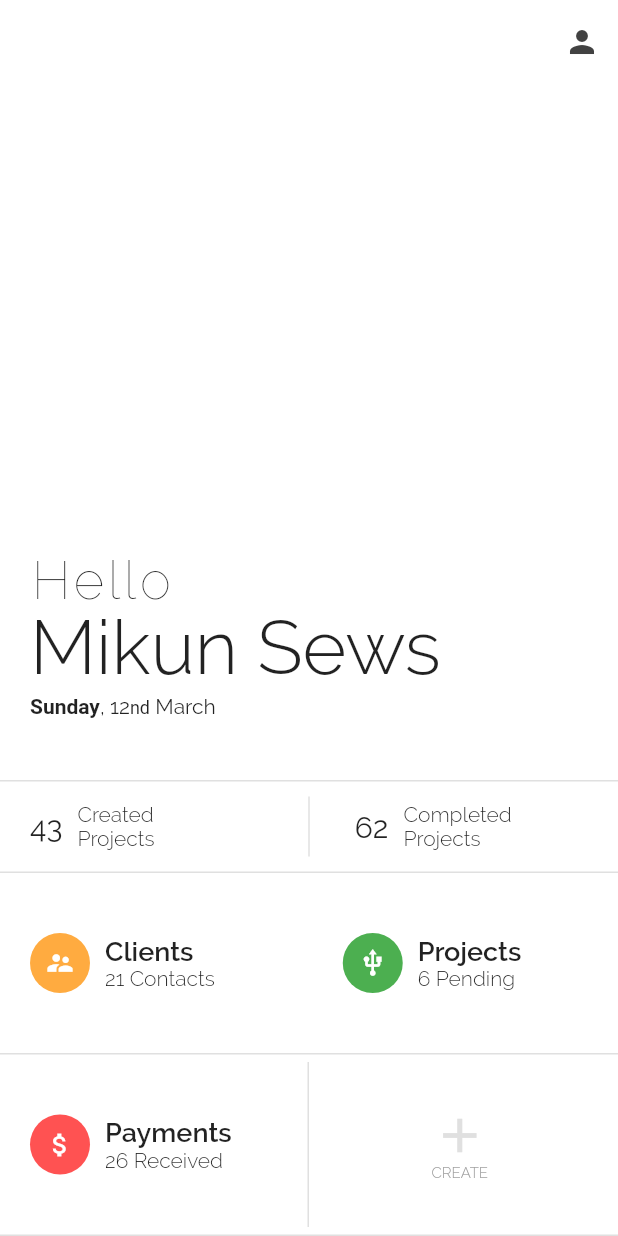
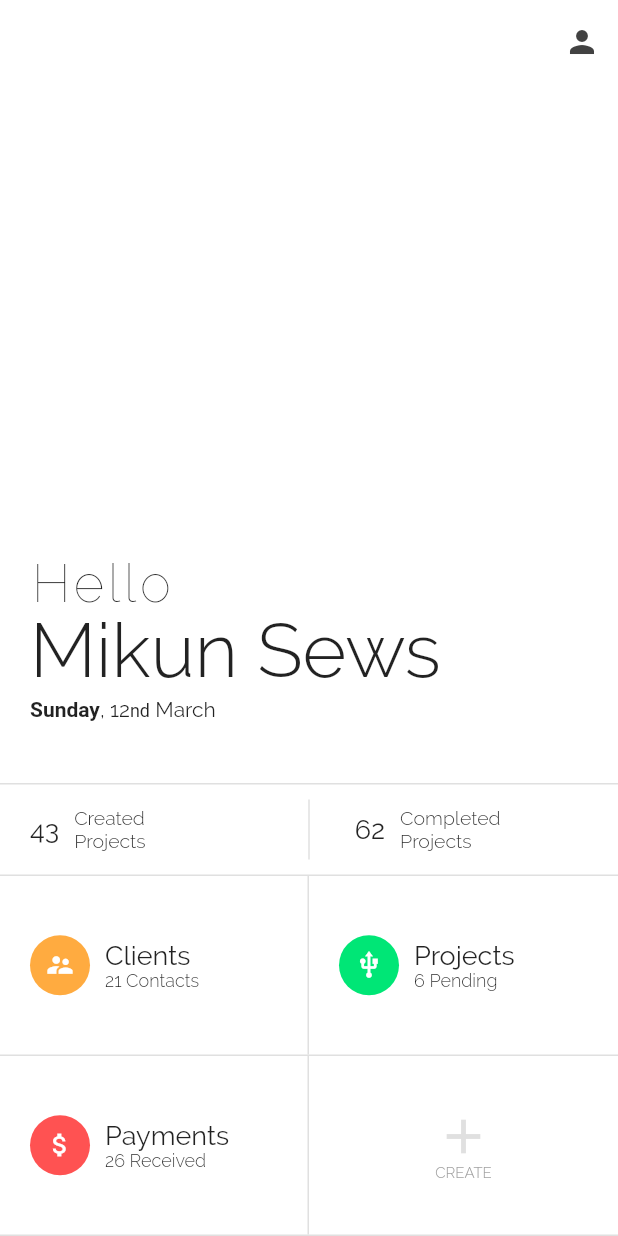
Before and after one commit to jogboms/tailor_made, a Flutter app: the screen it shows after launch, on a phone screen of 412 x 824 dp. Run offline on Flutter 3.47's test engine with Material 2 defaults, Android fonts, the phone set to English and light mode, and no system bars.

Commit message:
refactor: minor UI changes + abstractions

```diff
--- a/lib/pages/homepage/ui/bottom_row.dart
+++ b/lib/pages/homepage/ui/bottom_row.dart
@@ -4,44 +4,36 @@ import 'package:tailor_made/pages/homepage/ui/helpers.dart';
 class BottomRowWidget extends StatelessWidget {
   @override
   Widget build(BuildContext context) {
+    void onTapCreate() {}
+    void onTapPayments() {}
+
     return new Container(
+      height: 120.0,
       decoration: new BoxDecoration(
-        border: new Border(
-          bottom: borderSide,
-        ),
+        border: new Border(bottom: borderSide),
       ),
       child: new Row(
-        mainAxisAlignment: MainAxisAlignment.spaceAround,
         children: <Widget>[
           new Expanded(
             child: new Container(
-              // margin: EdgeInsets.only(top: 5.0),
-              padding: EdgeInsets.fromLTRB(20.0, 35.0, 25.0, 35.0),
-              // width: 200.0,
-              // height: 100.0,
               decoration: new BoxDecoration(
                 border: new Border(
-                  // bottom: borderSide,
                   right: borderSide,
                 ),
               ),
-              child: new Row(
-                children: <Widget>[
-                  circleIcon(icon: Icons.attach_money, color: Colors.redAccent),
-                  textTile(title: "Payments", subTitle: "26 Received"),
-                ],
+              child: gridTile(
+                color: Colors.redAccent,
+                icon: Icons.attach_money,
+                title: "Payments",
+                subTitle: "26 Received",
+                onPressed: onTapPayments,
               ),
             ),
           ),
           new Expanded(
-            child: new Container(
-              // margin: EdgeInsets.only(top: 5.0),
-              padding: EdgeInsets.fromLTRB(20.0, 35.0, 25.0, 35.0),
-              // width: 200.0,
-              // height: 100.0,
-              child: new Center(
-                child: new Padding(
+            child: new FlatButton(
               child: new Column(
+                mainAxisAlignment: MainAxisAlignment.center,
                 children: <Widget>[
                   new Icon(
                     Icons.add,
@@ -58,9 +50,7 @@ class BottomRowWidget extends StatelessWidget {
                   )
                 ],
               ),
-                  padding: EdgeInsets.all(0.0),
-                ),
-              ),
+              onPressed: onTapCreate,
             ),
           ),
         ],
--- a/lib/pages/homepage/ui/helpers.dart
+++ b/lib/pages/homepage/ui/helpers.dart
@@ -6,6 +6,20 @@ BorderSide borderSide = new BorderSide(
   style: BorderStyle.solid,
   width: 1.0,
 );
+
+Widget gridTile({IconData icon, Color color, String title, String subTitle, VoidCallback onPressed}) {
+  return FlatButton(
+    padding: EdgeInsets.only(left: 20.0),
+    splashColor: color.withOpacity(.25),
+    child: new Row(
+      children: <Widget>[
+        circleIcon(icon: icon, color: color),
+        textTile(title: title, subTitle: subTitle),
+      ],
+    ),
+    onPressed: onPressed,
+  );
+}
 
 Widget circleIcon({IconData icon, Color color: TMColors.accent}) {
   return new Align(
@@ -19,7 +33,7 @@ Widget circleIcon({IconData icon, Color color: TMColors.accent}) {
           color: Colors.white,
         ),
       ),
-      // padding: EdgeInsets.only(left: 10.0, right: 10.0),
+      // padding: EdgeInsets.only(left: 2.5, right: 10.0),
       padding: EdgeInsets.only(right: 10.0),
     ),
     alignment: Alignment.center,
@@ -33,11 +47,11 @@ Widget textTile({String title, String subTitle}) {
     children: <Widget>[
       new Text(
         title,
-        style: new TextStyle(fontSize: 18.0, fontWeight: FontWeight.w600),
+        style: new TextStyle(fontSize: 18.0),
       ),
       new Text(
         subTitle,
-        style: new TextStyle(fontSize: 14.0, fontWeight: FontWeight.w300),
+        style: new TextStyle(fontSize: 12.0, fontWeight: FontWeight.w300),
       ),
     ],
   );
--- a/lib/pages/homepage/ui/stats.dart
+++ b/lib/pages/homepage/ui/stats.dart
@@ -3,6 +3,30 @@ import 'package:flutter/material.dart';
 class StatsWidget extends StatelessWidget {
   @override
   Widget build(BuildContext context) {
+    Widget statsTile({int count, String title, String subTitle}) {
+      return new Row(
+        children: <Widget>[
+          new Padding(
+            child: new Text(count.toString(), style: new TextStyle(fontSize: 18.0)),
+            padding: EdgeInsets.only(right: 10.0),
+          ),
+          new Column(
+            crossAxisAlignment: CrossAxisAlignment.start,
+            children: <Widget>[
+              new Text(
+                title,
+                style: new TextStyle(fontSize: 13.0, fontWeight: FontWeight.w300),
+              ),
+              new Text(
+                subTitle,
+                style: new TextStyle(fontSize: 13.0, fontWeight: FontWeight.w300),
+              ),
+            ],
+          )
+        ],
+      );
+    }
+
     return new Container(
       padding: EdgeInsets.symmetric(horizontal: 20.0, vertical: 10.0),
       decoration: new BoxDecoration(
@@ -15,33 +39,9 @@ class StatsWidget extends StatelessWidget {
         ),
       ),
       child: Row(
-        mainAxisAlignment: MainAxisAlignment.spaceBetween,
         children: <Widget>[
           Expanded(
-            child: new Row(
-              children: <Widget>[
-                new Align(
-                  child: new Padding(
-                    child: new Text("43", style: new TextStyle(fontSize: 20.0)),
-                    padding: EdgeInsets.only(right: 10.0),
-                  ),
-                  alignment: Alignment.center,
-                ),
-                new Column(
-                  crossAxisAlignment: CrossAxisAlignment.start,
-                  children: <Widget>[
-                    new Text(
-                      "Created",
-                      style: new TextStyle(fontSize: 14.0, fontWeight: FontWeight.w300),
-                    ),
-                    new Text(
-                      "Projects",
-                      style: new TextStyle(fontSize: 14.0, fontWeight: FontWeight.w300),
-                    ),
-                  ],
-                )
-              ],
-            ),
+            child: statsTile(count: 43, title: "Created", subTitle: "Projects"),
           ),
           Container(
             color: Colors.grey.shade300,
@@ -50,30 +50,7 @@ class StatsWidget extends StatelessWidget {
             margin: EdgeInsets.only(left: 30.0, right: 30.0),
           ),
           Expanded(
-            child: Row(
-              children: <Widget>[
-                new Align(
-                  child: new Padding(
-                    child: new Text("62", style: new TextStyle(fontSize: 20.0)),
-                    padding: EdgeInsets.only(right: 10.0),
-                  ),
-                  alignment: Alignment.centerRight,
-                ),
-                new Column(
-                  crossAxisAlignment: CrossAxisAlignment.start,
-                  children: <Widget>[
-                    new Text(
-                      "Completed",
-                      style: new TextStyle(fontSize: 14.0, fontWeight: FontWeight.w300),
-                    ),
-                    new Text(
-                      "Projects",
-                      style: new TextStyle(fontSize: 14.0, fontWeight: FontWeight.w300),
-                    ),
-                  ],
-                )
-              ],
-            ),
+            child: statsTile(count: 62, title: "Completed", subTitle: "Projects"),
           ),
         ],
       ),
--- a/lib/pages/homepage/ui/top_row.dart
+++ b/lib/pages/homepage/ui/top_row.dart
@@ -5,52 +5,44 @@ import 'package:tailor_made/pages/contacts/contacts.dart';
 class TopRowWidget extends StatelessWidget {
   @override
   Widget build(BuildContext context) {
+    void onTapProjects() {}
+    void onTapContacts() {
+      Navigator.push(
+        context,
+        MaterialPageRoute(builder: (BuildContext context) => ContactsPage()),
+      );
+    }
+
     return new Container(
+      height: 120.0,
       decoration: new BoxDecoration(
-        border: new Border(
-          bottom: borderSide,
-        ),
+        border: new Border(bottom: borderSide),
       ),
       child: Row(
         mainAxisAlignment: MainAxisAlignment.spaceAround,
         children: <Widget>[
           Expanded(
-            child: GestureDetector(
-              onTap: () {
-                Navigator.push(
-                  context,
-                  MaterialPageRoute(builder: (BuildContext context) => ContactsPage()),
-                );
-              },
-              child: Container(
-                margin: EdgeInsets.only(top: 5.0, bottom: 5.0),
-                padding: EdgeInsets.fromLTRB(20.0, 35.0, 25.0, 35.0),
-                child: Row(
-                  children: <Widget>[
-                    circleIcon(icon: Icons.supervisor_account, color: Colors.orangeAccent),
-                    textTile(title: "Clients", subTitle: "21 Contacts"),
-                  ],
-                ),
+            child: Container(
+              decoration: new BoxDecoration(
+                border: new Border(right: borderSide),
               ),
-            ),
-          ),
-          Container(
-            width: 5.0,
-            decoration: new BoxDecoration(
-              color: Colors.red,
-              border: new Border(
-                right: borderSide,
+              child: gridTile(
+                icon: Icons.supervisor_account,
+                color: Colors.orangeAccent,
+                title: "Clients",
+                subTitle: "21 Contacts",
+                onPressed: onTapContacts,
               ),
             ),
           ),
           Expanded(
             child: Container(
-              padding: EdgeInsets.fromLTRB(20.0, 35.0, 25.0, 35.0),
-              child: Row(
-                children: <Widget>[
-                  circleIcon(icon: Icons.usb),
-                  textTile(title: "Projects", subTitle: "6 Pending"),
-                ],
+              child: gridTile(
+                icon: Icons.usb,
+                color: Colors.greenAccent.shade400,
+                title: "Projects",
+                subTitle: "6 Pending",
+                onPressed: onTapProjects,
               ),
             ),
           ),
```
Lines whose indentation alone changed are shown as unchanged.
